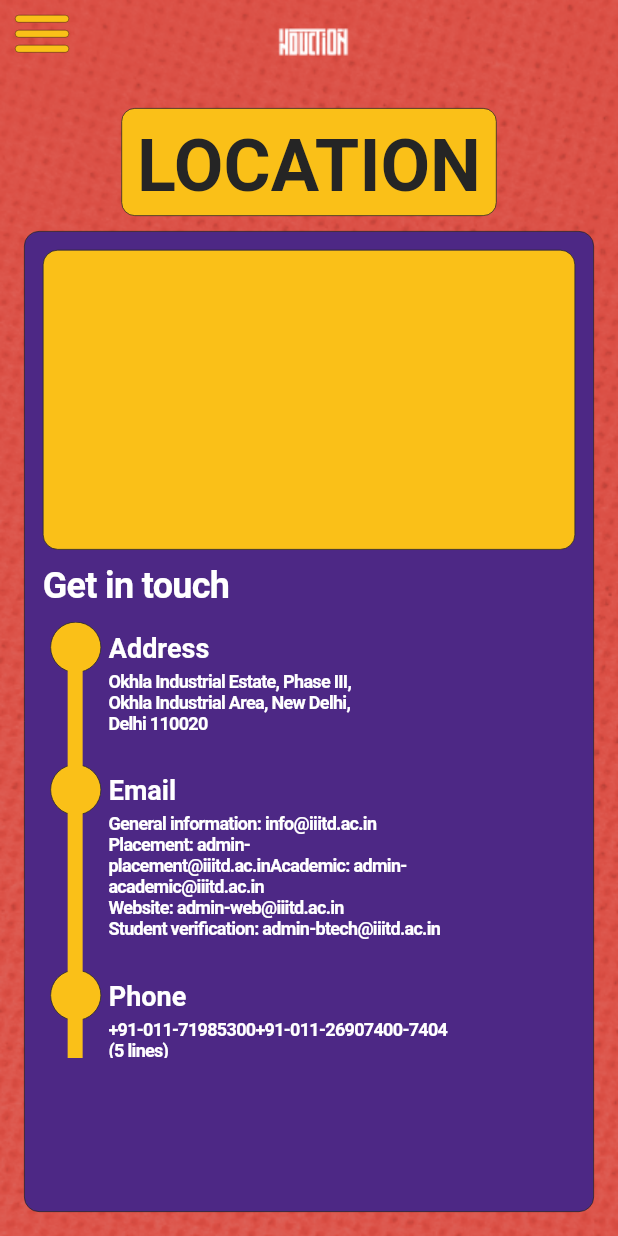
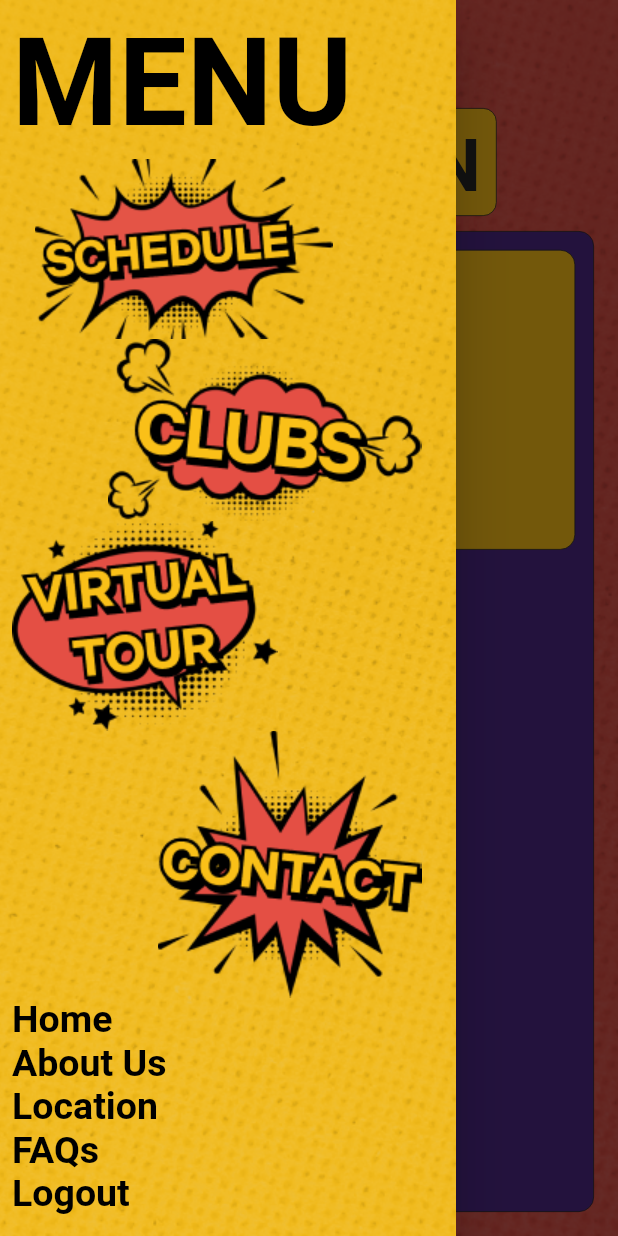
Before and after one commit to divyansh-4/BTech23_App, a Flutter app: the LocationScreen screen opened directly, with the side drawer open (before the commit the screen has no drawer), on a phone screen of 412 x 824 dp. Run offline on Flutter 3.47's test engine with Material 2 defaults, Android fonts, the phone set to English and light mode, and no system bars; our stand-ins replace cloud_firestore, firebase_auth, firebase_core, firebase_storage, flutter_dotenv, google_sign_in and 1 more; accounts and stored records are empty; network calls fail.

Commit message:
ref: navigation, photo uploader.

```diff
--- /dev/null
+++ b/lib/data/schedule.dart
@@ -0,0 +1,11 @@
+import 'package:btech_induction_2023/data/step_info.dart';
+
+class Schedule {
+  final String date;
+
+  Schedule({required this.date});
+
+  factory Schedule.fromJson(Map<String, dynamic> json) {
+    return Schedule(date: json['date']);
+  }
+}
--- /dev/null
+++ b/lib/data/step_info.dart
@@ -0,0 +1,11 @@
+class InfoStep {
+  final String title;
+  final String contents;
+  final String? time;
+  const InfoStep({required this.title, required this.contents, this.time});
+
+  factory InfoStep.fromJson(Map<String, dynamic> json) {
+    return InfoStep(
+        title: json['title'], contents: json['contents'], time: json['time']);
+  }
+}
--- a/lib/extensions/system.dart
+++ b/lib/extensions/system.dart
@@ -12,6 +12,10 @@ extension System on BuildContext {
     );
   }
 
+  void openDrawer() {
+    Scaffold.of(this).openDrawer();
+  }
+
   void showAlertDialog(String message) {
     showDialog(
       context: this,
@@ -20,7 +24,7 @@ extension System on BuildContext {
         actions: [
           TextButton(
             onPressed: () => context.pop(),
-            child: Text('OK'),
+            child: const Text('OK'),
           ),
         ],
       ),
--- a/lib/view/screens/location/location_screen.dart
+++ b/lib/view/screens/location/location_screen.dart
@@ -1,5 +1,6 @@
 import 'package:btech_induction_2023/data/event.dart';
-import 'package:btech_induction_2023/extensions/navigation.dart';
+import 'package:btech_induction_2023/data/step_info.dart';
+import 'package:btech_induction_2023/extensions/system.dart';
 import 'package:btech_induction_2023/view/theme/colors.dart';
 import 'package:btech_induction_2023/view/widgets/headline.dart';
 import 'package:btech_induction_2023/view/widgets/menu.dart';
@@ -20,6 +21,7 @@ class _LocationScreenState extends State<LocationScreen> {
   @override
   Widget build(BuildContext context) {
     return Scaffold(
+        drawer: const InductionAppMenu(),
         body: SafeArea(
           child: Stack(
             children: [
@@ -32,13 +34,12 @@ class _LocationScreenState extends State<LocationScreen> {
                           SliverAppBar(
                             forceElevated: innerBoxIsScrolled,
                             title: SizedBox(
-                          child: Image.asset("images/iiitd.png", height: 200),
+                              child:
+                                  Image.asset("images/iiitd.png", height: 200),
                             ),
                             centerTitle: true,
                             leading: InkResponse(
-                            onTap: () => context.pushReplacement(
-                                  const InductionAppMenu(),
-                                ),
+                                onTap: () => context.openDrawer(),
                                 child: const MenuIcon()),
                             actions: const [
                               SizedBox(
@@ -66,7 +67,8 @@ class _LocationScreenState extends State<LocationScreen> {
                                             color: InductionAppColor.darkGrey)),
                                   ),
                                   child: Column(
-                                crossAxisAlignment: CrossAxisAlignment.start,
+                                    crossAxisAlignment:
+                                        CrossAxisAlignment.start,
                                     children: [
                                       Flexible(
                                           child: Container(
@@ -78,8 +80,8 @@ class _LocationScreenState extends State<LocationScreen> {
                                                   BorderRadius.circular(10),
                                               side: BorderSide(
                                                   width: 0.50,
-                                              color:
-                                                  InductionAppColor.darkGrey)),
+                                                  color: InductionAppColor
+                                                      .darkGrey)),
                                         ),
                                       )),
                                       const SizedBox(height: 10),
--- a/lib/view/screens/schedule/schedule_page.dart
+++ b/lib/view/screens/schedule/schedule_page.dart
@@ -1,3 +1,4 @@
+import 'package:btech_induction_2023/data/step_info.dart';
 import 'package:btech_induction_2023/view/theme/colors.dart';
 import 'package:btech_induction_2023/view/widgets/stepper.dart';
 import 'package:flutter/material.dart';
--- a/lib/view/theme/theme.dart
+++ b/lib/view/theme/theme.dart
@@ -41,6 +41,9 @@ class InductionAppTheme {
       contentPadding: EdgeInsets.symmetric(horizontal: 25),
       visualDensity: VisualDensity.compact,
     ),
+    progressIndicatorTheme: const ProgressIndicatorThemeData(
+      color: Colors.white,
+    ),
     inputDecorationTheme: InputDecorationTheme(
       contentPadding: const EdgeInsets.symmetric(
         horizontal: 16,
--- a/lib/view/widgets/menu.dart
+++ b/lib/view/widgets/menu.dart
@@ -26,7 +26,7 @@ class _InductionAppMenuState extends State<InductionAppMenu> {
     FirebaseAuth.instance.authStateChanges().listen((user) {
       if (user == null) {
         if (mounted) {
-          context.pushReplacement(const LoginScreen());
+          context.pushAndRemoveUntil(const LoginScreen());
         }
       }
     });
@@ -34,9 +34,9 @@ class _InductionAppMenuState extends State<InductionAppMenu> {
 
   @override
   Widget build(BuildContext context) {
-    return Scaffold(
+    return Drawer(
       backgroundColor: InductionAppColor.yellow,
-      body: SafeArea(
+      child: SafeArea(
           child: Stack(
         children: [
           const TextureBackground(),
--- a/lib/view/widgets/stepper.dart
+++ b/lib/view/widgets/stepper.dart
@@ -1,3 +1,4 @@
+import 'package:btech_induction_2023/data/step_info.dart';
 import 'package:btech_induction_2023/extensions/system.dart';
 import 'package:btech_induction_2023/view/theme/colors.dart';
 import 'package:btech_induction_2023/view/widgets/constants.dart';
@@ -33,7 +34,7 @@ class InfoStepper extends StatelessWidget {
                                 steps[index].time!,
                                 style: const TextStyle(
                                   color: Colors.white,
-                                  fontSize: 14,
+                                  fontSize: 12,
                                   fontFamily: 'Netflix Sans ',
                                   fontWeight: FontWeight.w700,
                                   letterSpacing: -0.56,
@@ -58,7 +59,9 @@ class InfoStepper extends StatelessWidget {
                       crossAxisAlignment: CrossAxisAlignment.start,
                       children: [
                         const SizedBox(height: 7),
-                        Text(
+                        SizedBox(
+                          width: context.width * 0.46,
+                          child: Text(
                             steps[index].title,
                             style: const TextStyle(
                               color: Colors.white,
@@ -67,14 +70,15 @@ class InfoStepper extends StatelessWidget {
                               fontWeight: FontWeight.w700,
                             ),
                           ),
+                        ),
                         const SizedBox(height: 5),
                         SizedBox(
-                          width: context.width * 0.55,
+                          width: context.width * 0.46,
                           child: Text(steps[index].contents,
                               overflow: TextOverflow.clip,
                               style: const TextStyle(
                                 color: Colors.white,
-                                fontSize: 12,
+                                fontSize: 11,
                                 fontFamily: 'Netflix Sans ',
                                 fontWeight: FontWeight.w700,
                                 letterSpacing: -0.46,
@@ -103,15 +107,3 @@ class InfoStepper extends StatelessWidget {
     );
   }
 }
-
-class InfoStep {
-  final String title;
-  final String contents;
-  final String? time;
-  const InfoStep({required this.title, required this.contents, this.time});
-
-  factory InfoStep.fromJson(Map<String, dynamic> json) {
-    return InfoStep(
-        title: json['title'], contents: json['contents'], time: json['time']);
-  }
-}
```
Also changed, not shown: lib/service/firebase.dart (+11 -0 lines), lib/view/screens/clubs/club_card.dart (+4 -10 lines), lib/view/screens/clubs/clubs_screen.dart (+7 -11 lines), lib/view/screens/home/home_screen.dart (+11 -6 lines), lib/view/screens/login/login_screen.dart (+6 -14 lines), lib/view/screens/profile/create_profile_screen.dart (+24 -17 lines), lib/view/screens/schedule/day_schedule.dart (deleted, +0 -14 lines), lib/view/screens/schedule/schedule_screen.dart (+52 -20 lines), 2 other files. Lines whose indentation alone changed are shown as unchanged.
